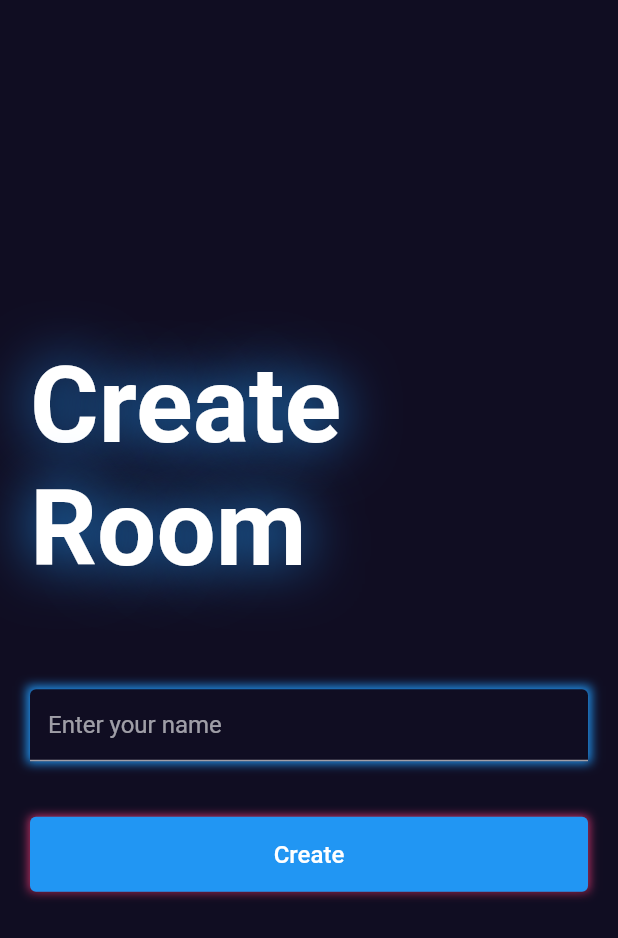
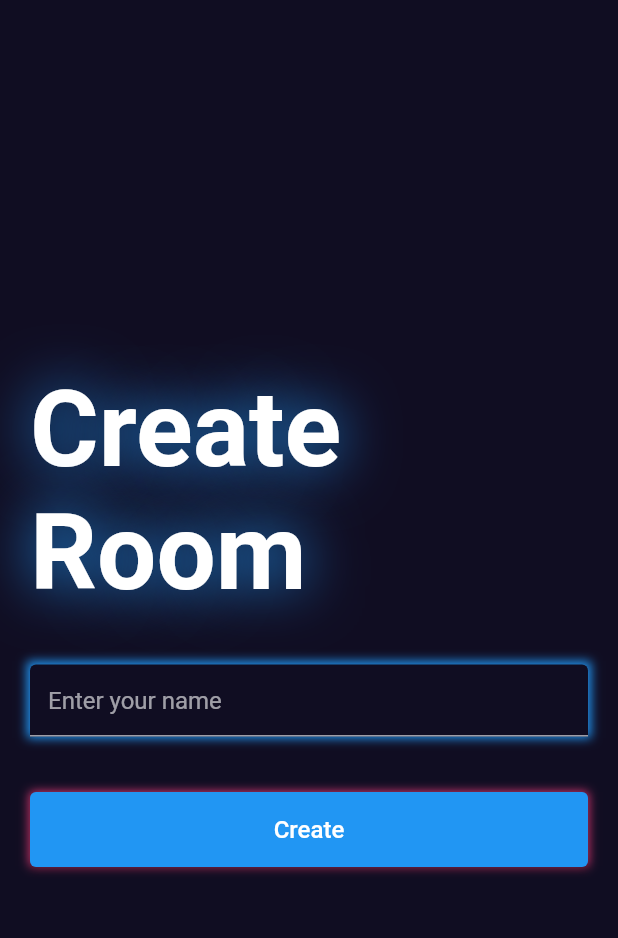
Before and after one commit to AliHaidry/allsolz_project01_tictactoe_game, a Flutter app: the CreateRoomScreen screen opened by its route, on a phone screen of 412 x 824 dp. Shown: the top 938 px of the screen. Run offline on Flutter 3.47's test engine with Material 2 defaults, Android fonts, the phone set to English and light mode, and no system bars.

Commit message:
Code updated.

```diff
--- a/lib/screens/create_room_screen.dart
+++ b/lib/screens/create_room_screen.dart
@@ -41,7 +41,7 @@ class _CreateRoomScreenState extends State<CreateRoomScreen> {
                     color: Colors.blue,
                   ),
                 ], text: 'Create Room', fontSize: 70),
-                SizedBox(height: size.height * 0.08),
+                SizedBox(height: size.height * 0.04),
                 CustomTextField(
                     controller: _nameController, hintText: 'Enter your name'),
                 SizedBox(height: size.height * 0.045),
--- a/lib/screens/join_room_screen.dart
+++ b/lib/screens/join_room_screen.dart
@@ -44,7 +44,7 @@ class _JoinRoomScreenState extends State<JoinRoomScreen> {
                     color: Colors.blue,
                   ),
                 ], text: 'Join Room', fontSize: 70),
-                SizedBox(height: size.height * 0.08),
+                SizedBox(height: size.height * 0.04),
                 CustomTextField(
                     controller: _nameController, hintText: 'Enter your name'),
                 const SizedBox(height: 20),
```
